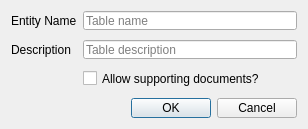
Above: ui/wizard/ui_entity.ui from gltn/stdm before the change. Below: the same form after it.
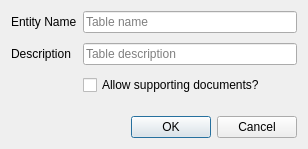
That is the form after the change.

Commit message: Fixed the dialog sizes for issue #153

```diff
--- a/ui/wizard/ui_entity.ui
+++ b/ui/wizard/ui_entity.ui
@@ -7,7 +7,7 @@
     <x>0</x>
     <y>0</y>
     <width>308</width>
-    <height>129</height>
+    <height>149</height>
    </rect>
   </property>
   <property name="maximumSize">
@@ -79,7 +79,7 @@
      </property>
     </widget>
    </item>
-   <item row="3" column="1">
+   <item row="4" column="1">
     <widget class="QDialogButtonBox" name="buttonBox">
      <property name="orientation">
       <enum>Qt::Horizontal</enum>
@@ -89,6 +89,19 @@
      </property>
     </widget>
    </item>
+   <item row="3" column="1">
+    <spacer name="verticalSpacer">
+     <property name="orientation">
+      <enum>Qt::Vertical</enum>
+     </property>
+     <property name="sizeHint" stdset="0">
+      <size>
+       <width>20</width>
+       <height>40</height>
+      </size>
+     </property>
+    </spacer>
+   </item>
   </layout>
  </widget>
  <resources/>
```
The commit also changes 4 other files.
